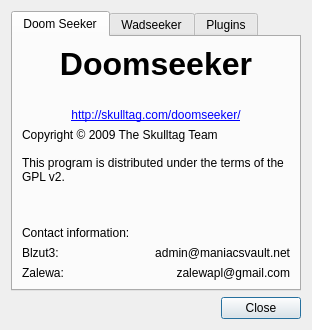
Destroyerrrocket/doomseeker-unofficial, file src/gui/aboutDlg.ui: the form before one commit.
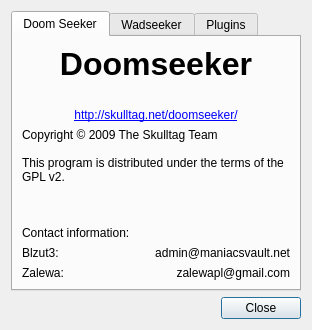
The form after the commit.

Commit message: - About dialog will now point to skulltag.net instead of skulltag.com.

The edit to the form file:
```diff
--- a/src/gui/aboutDlg.ui
+++ b/src/gui/aboutDlg.ui
@@ -84,7 +84,7 @@
        <item>
         <widget class="QLabel" name="label_3">
          <property name="text">
-          <string>&lt;a href=&quot;http://skulltag.com/doomseeker&quot;&gt;http://skulltag.com/doomseeker/&lt;/a&gt;</string>
+          <string>&lt;a href=&quot;http://skulltag.net/doomseeker&quot;&gt;http://skulltag.net/doomseeker/&lt;/a&gt;</string>
          </property>
          <property name="alignment">
           <set>Qt::AlignHCenter|Qt::AlignTop</set>
```
